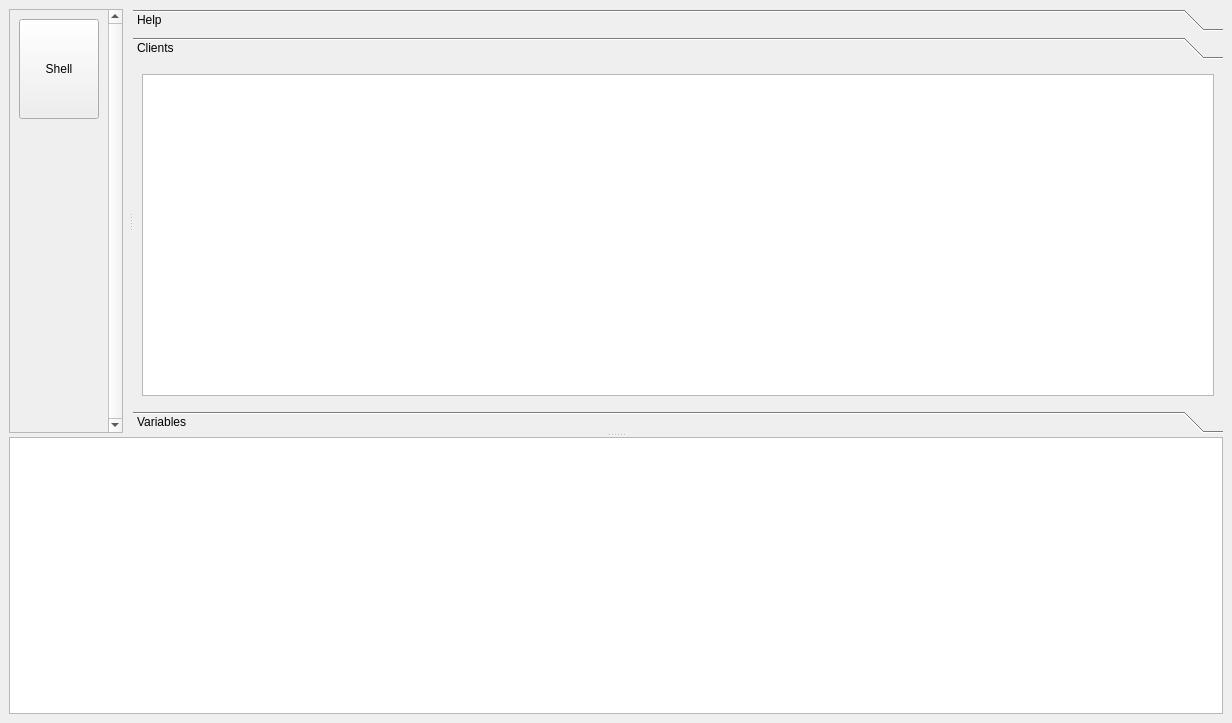
This is pytel_gui/qt/mainwindow.ui in pyobs/pyobs-gui as Qt 5 draws it before an edit. The edited form follows.
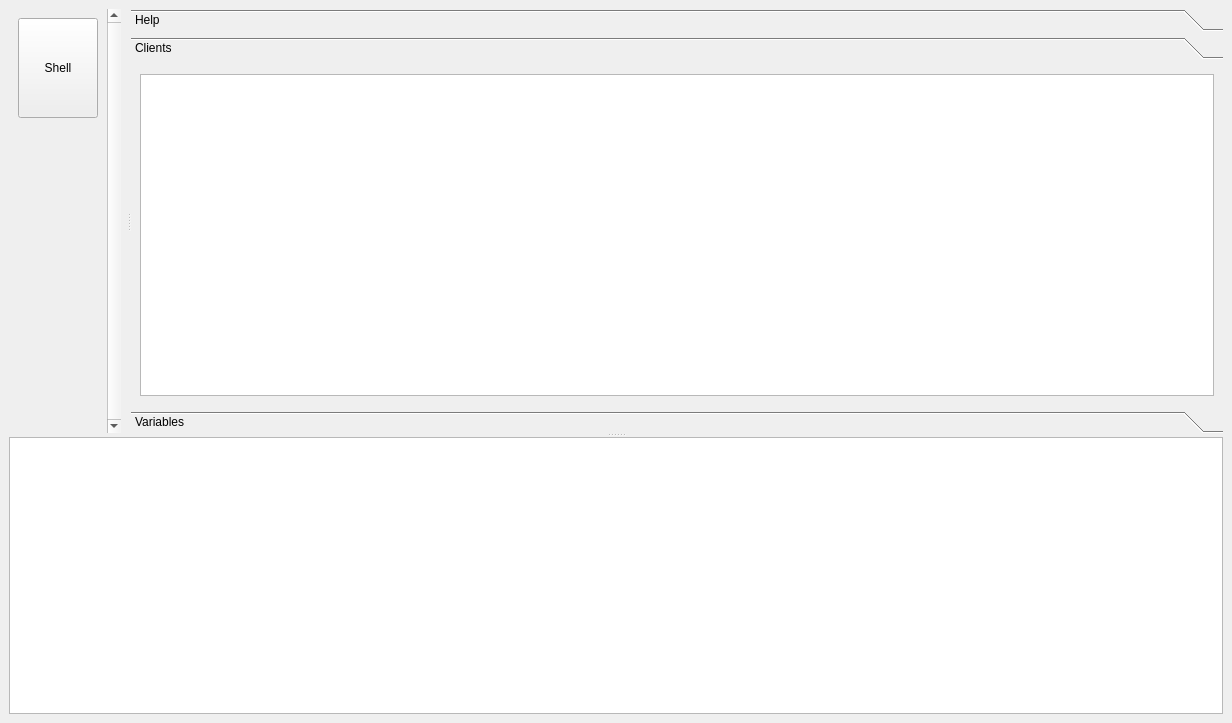
This is the edited form. The open tabs and pages were chosen to show the change. Icons and pictures are not drawn.

What changed in the file:
```diff
--- a/pytel_gui/qt/mainwindow.ui
+++ b/pytel_gui/qt/mainwindow.ui
@@ -24,6 +24,9 @@
        <layout class="QHBoxLayout" name="horizontalLayout" stretch="0,1">
         <item>
          <widget class="QScrollArea" name="scrollArea">
+          <property name="frameShape">
+           <enum>QFrame::NoFrame</enum>
+          </property>
           <property name="verticalScrollBarPolicy">
            <enum>Qt::ScrollBarAlwaysOn</enum>
           </property>
@@ -39,7 +42,7 @@
              <x>0</x>
              <y>0</y>
              <width>92</width>
-             <height>486</height>
+             <height>490</height>
             </rect>
            </property>
            <layout class="QVBoxLayout" name="verticalLayout_5">
@@ -118,7 +121,7 @@
              <rect>
               <x>0</x>
               <y>0</y>
-              <width>498</width>
+              <width>500</width>
               <height>394</height>
              </rect>
             </property>
```
Left out of the diff: 2 changed lines with no effect on the pictures.
